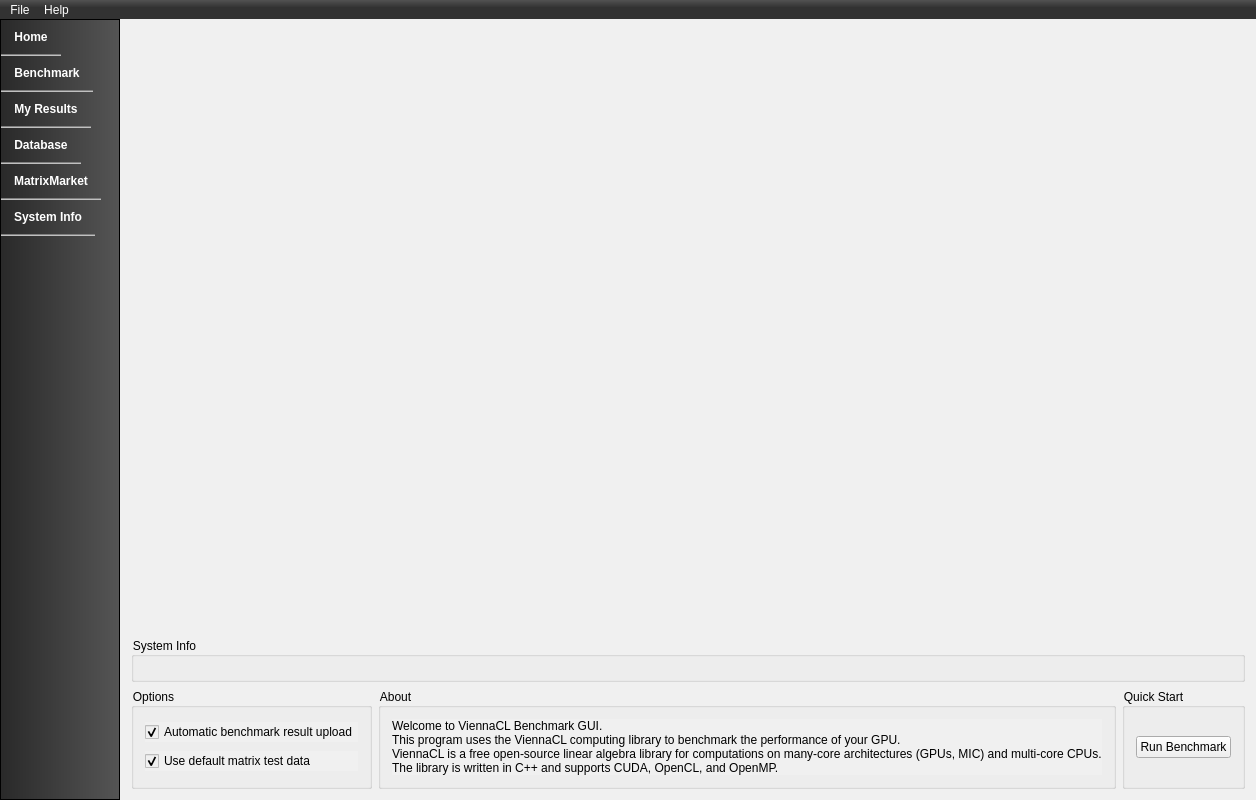
Old version of the form src/ui/mainwindow.ui in the repository viennacl/viennaclbench-dev.
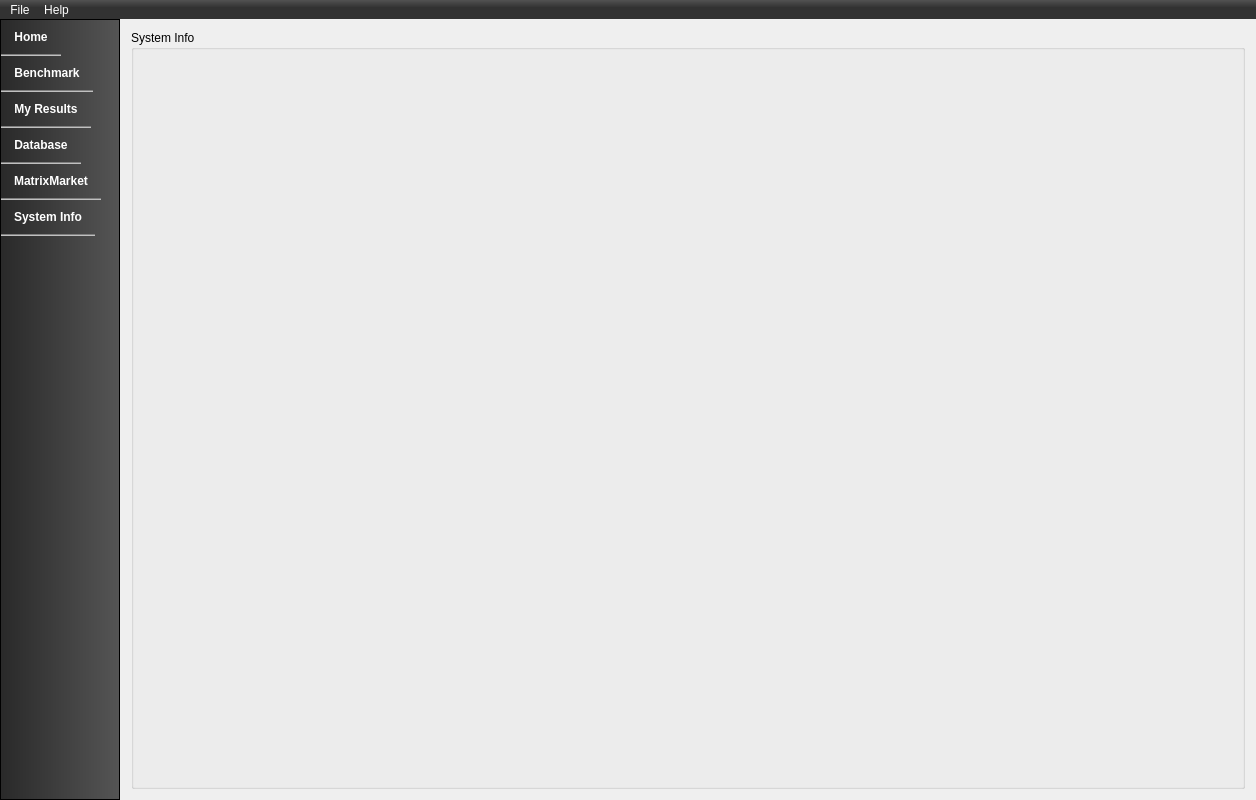
New version of the form. Icons and pictures are not drawn. Custom widgets are drawn as their Qt base class.

Commit message: Added full device info to System Info Page

The edit to the form file:
```diff
--- a/src/ui/mainwindow.ui
+++ b/src/ui/mainwindow.ui
@@ -218,7 +218,7 @@
       <item>
        <widget class="QStackedWidget" name="stackedWidget">
         <property name="currentIndex">
-         <number>0</number>
+         <number>5</number>
         </property>
         <widget class="QWidget" name="homePage">
          <property name="styleSheet">
@@ -899,6 +899,18 @@
           </item>
          </layout>
         </widget>
+        <widget class="QWidget" name="systemInfoPage">
+         <layout class="QGridLayout" name="gridLayout_7">
+          <item row="0" column="0">
+           <widget class="QGroupBox" name="systemInfo_Box">
+            <property name="title">
+             <string>System Info</string>
+            </property>
+            <layout class="QVBoxLayout" name="verticalLayout_4"/>
+           </widget>
+          </item>
+         </layout>
+        </widget>
        </widget>
       </item>
      </layout>
```
Left out of the diff: 3 changed lines with no effect on the pictures. The commit also changes 2 other files.
